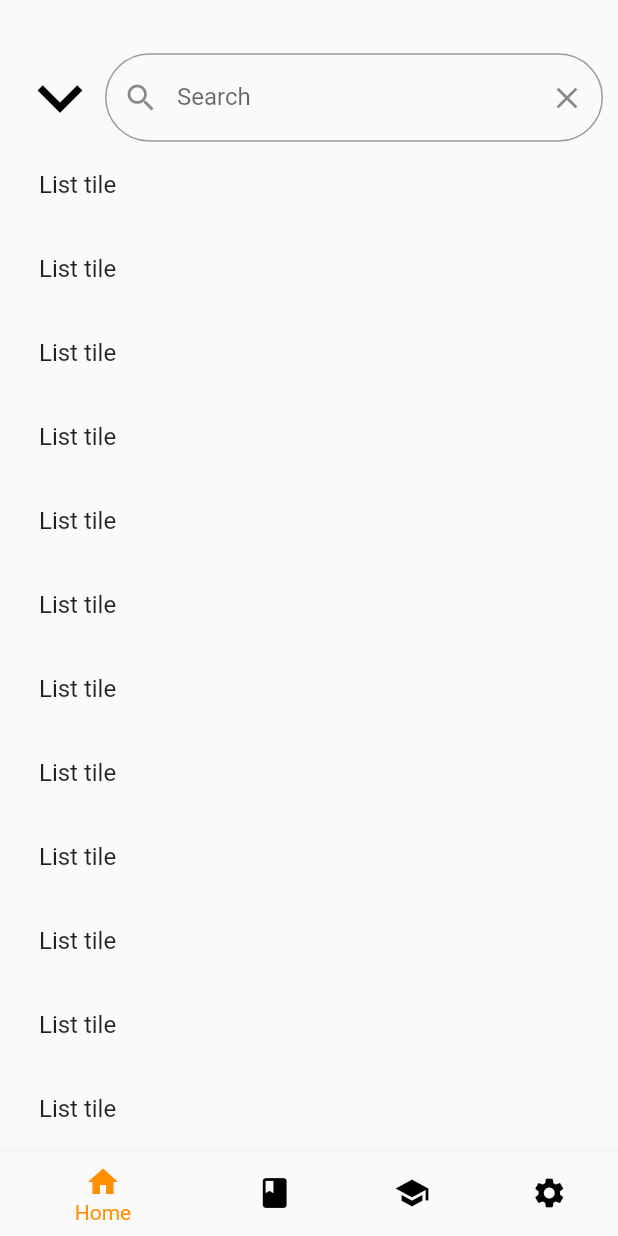
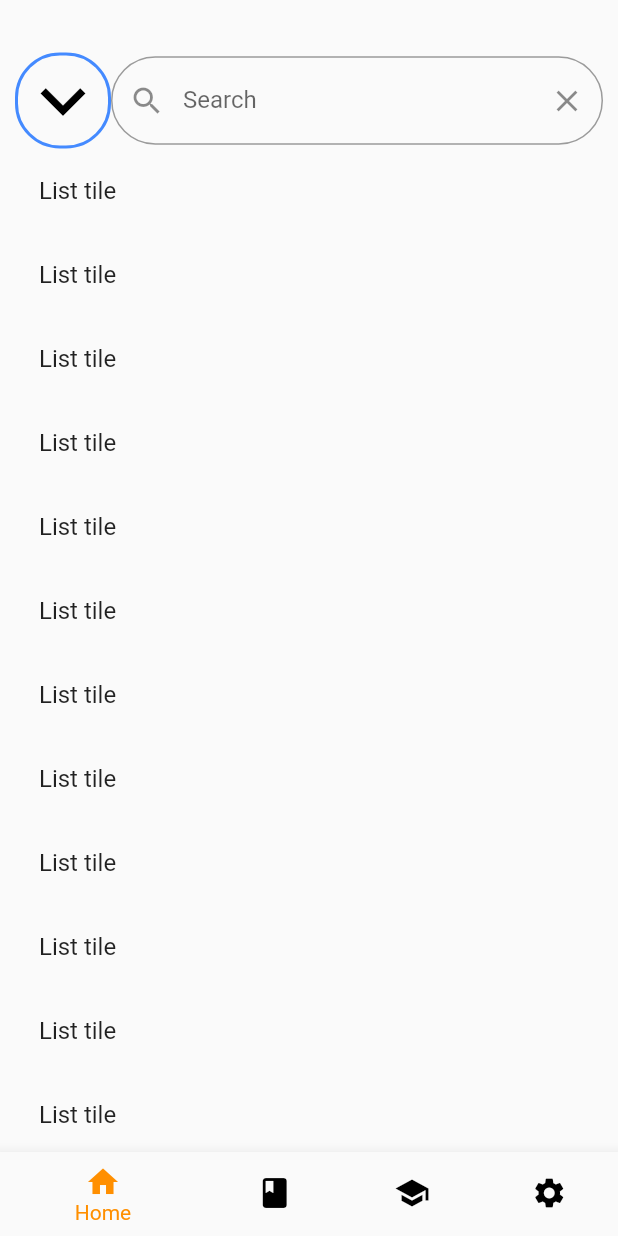
Before and after one commit to kamalpreetus/eGurbani, a Flutter app: the screen it shows after launch, on a phone screen of 412 x 824 dp. Run offline on Flutter 3.47's test engine with Material 2 defaults, Android fonts, the phone set to English and light mode, and no system bars; our stand-ins replace sqflite; missing offline and left inert: floating_search_bar; accounts and stored records are empty.

Commit message:
added border

```diff
--- a/lib/MainScreenWidgets/SearchWidget.dart
+++ b/lib/MainScreenWidgets/SearchWidget.dart
@@ -34,10 +34,16 @@ class _FloatingSearchWidgetState extends State<FloatingSearchWidget> {
             padding: const EdgeInsets.only(top: 25.0),
             child: Row(
               children: <Widget>[
-                Icon(
-                  Icons.keyboard_arrow_down,
-                  color: Colors.black,
-                  size: 60.0,
+                Container(
+                  child: Icon(
+                    Icons.keyboard_arrow_down,
+                    color: Colors.black,
+                    size: 60.0,
+                  ),
+                  decoration: new BoxDecoration(
+                    border: new Border.all(color: Colors.blueAccent, width: 2.0),
+                    borderRadius: BorderRadius.all(Radius.circular(30.0))
+                  ) ,
                 ),
                 Flexible(
                   child: TextField(
@@ -49,8 +55,8 @@ class _FloatingSearchWidgetState extends State<FloatingSearchWidget> {
                         hintText: "Search",
                         prefixIcon: Icon(Icons.search),
                         suffixIcon: IconButton(icon: Icon(Icons.clear), onPressed: () => searchController.clear()),
-                        border: OutlineInputBorder(
-                            borderRadius: BorderRadius.all(Radius.circular(30.0)))),
+                        border: OutlineInputBorder( // NOT WORKING, WHY?
+                            borderRadius: BorderRadius.all(Radius.circular(30.0)), borderSide: BorderSide(color: Colors.blueAccent, width: 5.5))),
                   ),
                 ),
               ],
```
